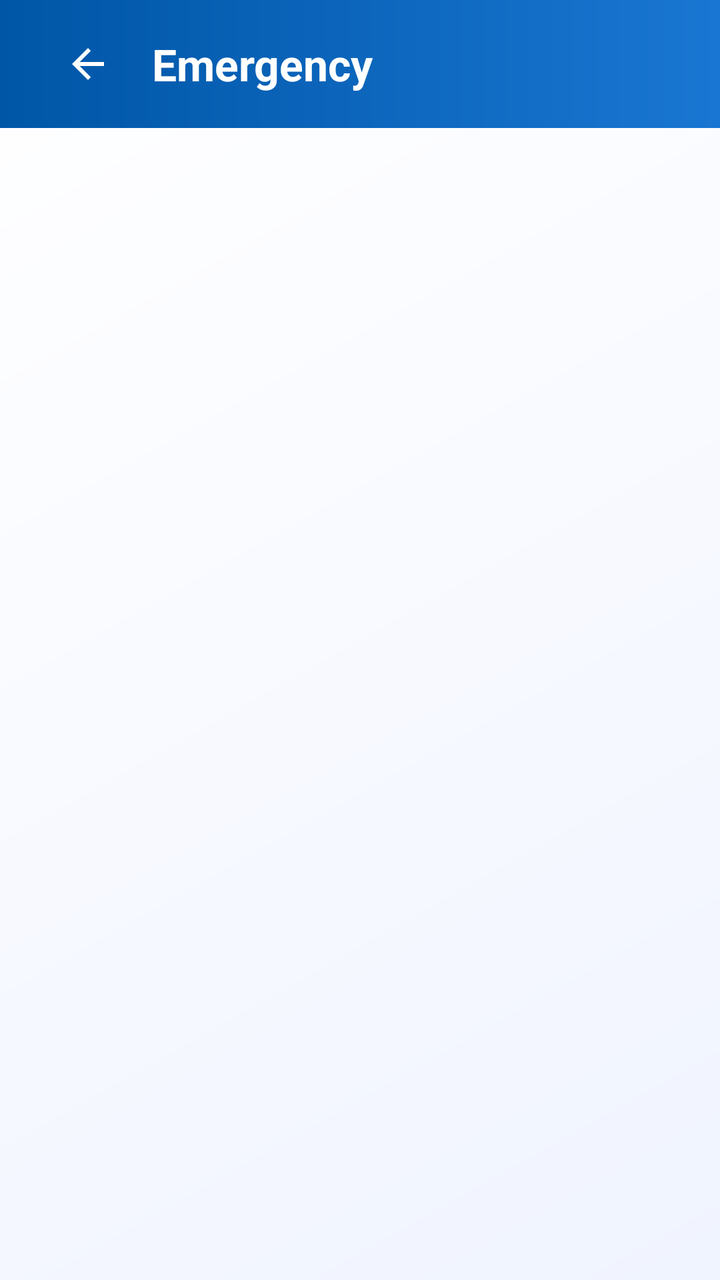
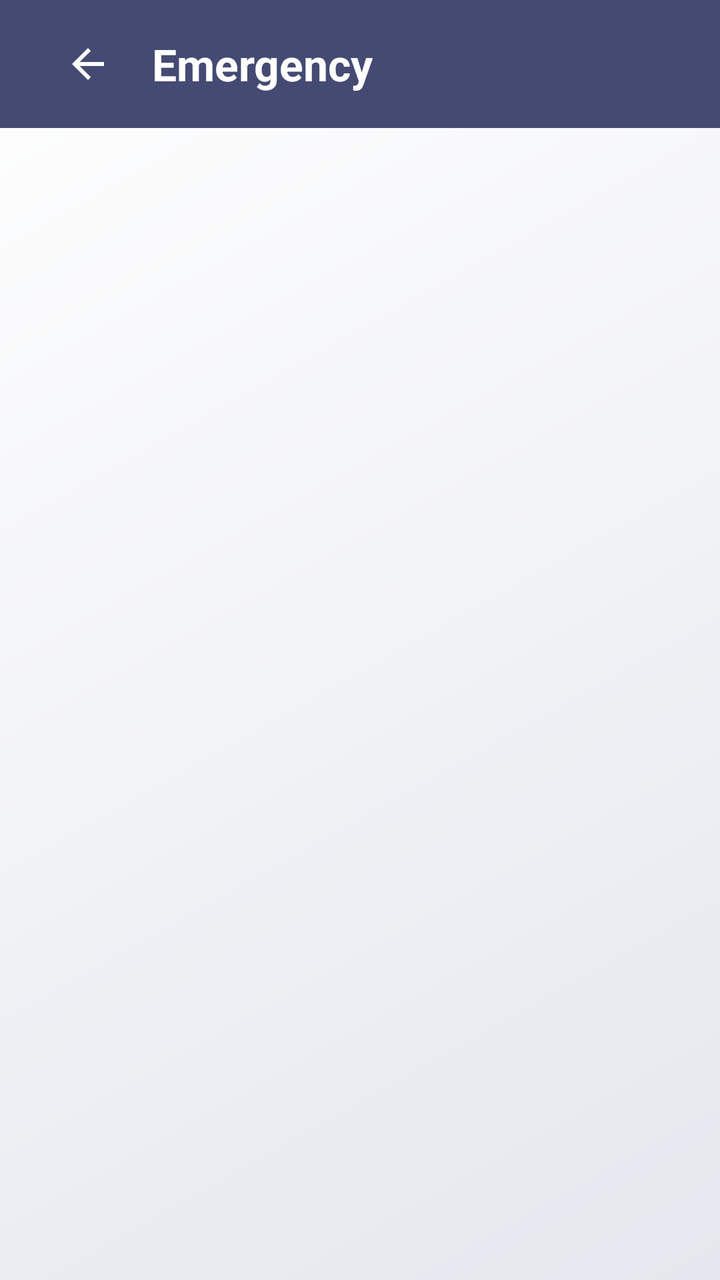

Before-and-after screenshots of an Android layout around one commit, followed by the original layout XML and the change that was made.
<!-- AndroidManifest.xml: application theme Theme.MyDUET -->
<!-- res/layout/activity_emergency.xml -->
<?xml version="1.0" encoding="utf-8"?>
<androidx.coordinatorlayout.widget.CoordinatorLayout xmlns:android="http://schemas.android.com/apk/res/android"
    xmlns:app="http://schemas.android.com/apk/res-auto"
    android:layout_width="match_parent"
    android:layout_height="match_parent"
    android:background="@drawable/bg_premium_gradient">

    <com.google.android.material.appbar.AppBarLayout
        android:layout_width="match_parent"
        android:layout_height="wrap_content"
        android:background="@drawable/bg_emergency_appbar_gradient"
        android:fitsSystemWindows="true"
        app:elevation="4dp">

        <com.google.android.material.appbar.MaterialToolbar
            android:id="@+id/toolbar"
            android:layout_width="match_parent"
            android:layout_height="64dp"
            android:paddingHorizontal="16dp"
            app:navigationIcon="@drawable/ic_back"
            app:navigationIconTint="@color/white_text"
            app:title="Emergency"
            app:titleTextColor="@color/white_text"
            app:titleCentered="false"
            app:contentInsetStartWithNavigation="0dp" />
    </com.google.android.material.appbar.AppBarLayout>

    <androidx.recyclerview.widget.RecyclerView
        android:id="@+id/rvEmergencyCategories"
        android:layout_width="match_parent"
        android:layout_height="match_parent"
        android:clipToPadding="false"
        android:paddingVertical="12dp"
        app:layout_behavior="@string/appbar_scrolling_view_behavior" />

</androidx.coordinatorlayout.widget.CoordinatorLayout>
<!-- resources referenced by this layout -->
<resources>
  <color name="white_text">#FFFFFF</color>
  <!-- drawable bg_emergency_appbar_gradient (drawable) -->
  <?xml version="1.0" encoding="utf-8"?>
  <shape xmlns:android="http://schemas.android.com/apk/res/android"
      android:shape="rectangle">
      <gradient
          android:angle="0"
          android:endColor="#1976D2"
          android:startColor="#0056A6"
          android:type="linear" />
  </shape>
  <!-- drawable bg_premium_gradient (drawable) -->
  <?xml version="1.0" encoding="utf-8"?>
  <shape xmlns:android="http://schemas.android.com/apk/res/android"
      android:shape="rectangle">
      <gradient
          android:angle="135"
          android:endColor="#FFFFFF"
          android:startColor="#F0F4FF"
          android:type="linear" />
  </shape>
  <style name="Theme.MyDUET" parent="Base.Theme.MyDUET">
          <item name="android:windowAnimationStyle">@style/ActivityAnimation</item>
      </style>
  <style name="Base.Theme.MyDUET" parent="Theme.Material3.DayNight.NoActionBar">
          
          <item name="colorPrimary">@color/md_theme_light_primary</item>
          <item name="colorOnPrimary">@color/md_theme_light_onPrimary</item>
          <item name="colorPrimaryContainer">@color/md_theme_light_primaryContainer</item>
          <item name="colorOnPrimaryContainer">@color/md_theme_light_onPrimaryContainer</item>
  
          <item name="colorSecondary">@color/md_theme_light_secondary</item>
          <item name="colorOnSecondary">@color/md_theme_light_onSecondary</item>
          <item name="colorSecondaryContainer">@color/md_theme_light_secondaryContainer</item>
          <item name="colorOnSecondaryContainer">@color/md_theme_light_onSecondaryContainer</item>
  
          <item name="android:windowBackground">@color/md_theme_light_background</item>
          <item name="colorSurface">@color/md_theme_light_surface</item>
          <item name="colorOnSurface">@color/md_theme_light_onSurface</item>
          <item name="colorSurfaceVariant">@color/md_theme_light_surfaceVariant</item>
          <item name="colorOnSurfaceVariant">@color/md_theme_light_onSurfaceVariant</item>
          <item name="colorOutline">@color/md_theme_light_outline</item>
  
          
          <item name="android:statusBarColor">@color/md_theme_light_background</item>
          <item name="android:windowLightStatusBar">true</item>
  
          
          <item name="textAppearanceHeadlineLarge">@style/TextAppearance.MyDUET.HeadlineLarge</item>
          <item name="textAppearanceTitleLarge">@style/TextAppearance.MyDUET.TitleLarge</item>
          <item name="textAppearanceBodyLarge">@style/TextAppearance.MyDUET.BodyLarge</item>
      </style>
  <color name="md_theme_light_primary">#005FB0</color>
  <color name="md_theme_light_onPrimary">#FFFFFF</color>
  <color name="md_theme_light_primaryContainer">#D5E3FF</color>
  <color name="md_theme_light_onPrimaryContainer">#001C3B</color>
  <color name="md_theme_light_secondary">#565E71</color>
  <color name="md_theme_light_onSecondary">#FFFFFF</color>
  <color name="md_theme_light_secondaryContainer">#DAE2F9</color>
  <color name="md_theme_light_onSecondaryContainer">#131C2C</color>
  <color name="md_theme_light_background">#F8F9FF</color>
  <color name="md_theme_light_surface">#FFFFFF</color>
  <color name="md_theme_light_onSurface">#1A1C1E</color>
  <color name="md_theme_light_surfaceVariant">#E0E2EC</color>
  <color name="md_theme_light_onSurfaceVariant">#44474E</color>
  <color name="md_theme_light_outline">#74777F</color>
  <style name="TextAppearance.MyDUET.TitleLarge" parent="TextAppearance.Material3.TitleLarge">
          <item name="android:textStyle">bold</item>
          <item name="android:textColor">?attr/colorOnSurface</item>
      </style>
  <style name="TextAppearance.MyDUET.BodyLarge" parent="TextAppearance.Material3.BodyLarge">
          <item name="android:textColor">?attr/colorOnSurfaceVariant</item>
      </style>
  <!-- unchanged entries left out for length: 3 -->
</resources>

<!-- the commit's change to res/layout/activity_emergency.xml (unified diff, before → after) -->
@@ -8,19 +8,20 @@
     <com.google.android.material.appbar.AppBarLayout
         android:layout_width="match_parent"
         android:layout_height="wrap_content"
-        android:background="@drawable/bg_emergency_appbar_gradient"
+        android:background="?attr/colorPrimary"
         android:fitsSystemWindows="true"
         app:elevation="4dp">
 
         <com.google.android.material.appbar.MaterialToolbar
+            android:background="?attr/colorPrimary"
             android:id="@+id/toolbar"
             android:layout_width="match_parent"
             android:layout_height="64dp"
             android:paddingHorizontal="16dp"
             app:navigationIcon="@drawable/ic_back"
-            app:navigationIconTint="@color/white_text"
+            app:navigationIconTint="?attr/colorOnPrimary"
             app:title="Emergency"
-            app:titleTextColor="@color/white_text"
+            app:titleTextColor="?attr/colorOnPrimary"
             app:titleCentered="false"
             app:contentInsetStartWithNavigation="0dp" />
     </com.google.android.material.appbar.AppBarLayout>
<!-- resource entries referenced after the edit -->
@@ -1,16 +1,5 @@
 <!-- resources referenced by this layout -->
 <resources>
-  <color name="white_text">#FFFFFF</color>
-  <!-- drawable bg_emergency_appbar_gradient (drawable) -->
-  <?xml version="1.0" encoding="utf-8"?>
-  <shape xmlns:android="http://schemas.android.com/apk/res/android"
-      android:shape="rectangle">
-      <gradient
-          android:angle="0"
-          android:endColor="#1976D2"
-          android:startColor="#0056A6"
-          android:type="linear" />
-  </shape>
   <!-- drawable bg_premium_gradient (drawable) -->
   <?xml version="1.0" encoding="utf-8"?>
   <shape xmlns:android="http://schemas.android.com/apk/res/android"
@@ -18,7 +7,7 @@
       <gradient
           android:angle="135"
           android:endColor="#FFFFFF"
-          android:startColor="#F0F4FF"
+          android:startColor="#E5E7EE"
           android:type="linear" />
   </shape>
   <style name="Theme.MyDUET" parent="Base.Theme.MyDUET">
@@ -44,26 +33,26 @@
           <item name="colorOutline">@color/md_theme_light_outline</item>
   
           
-          <item name="android:statusBarColor">@color/md_theme_light_background</item>
-          <item name="android:windowLightStatusBar">true</item>
+          <item name="android:statusBarColor">?attr/colorPrimary</item>
+          <item name="android:windowLightStatusBar">false</item>
   
           
           <item name="textAppearanceHeadlineLarge">@style/TextAppearance.MyDUET.HeadlineLarge</item>
           <item name="textAppearanceTitleLarge">@style/TextAppearance.MyDUET.TitleLarge</item>
           <item name="textAppearanceBodyLarge">@style/TextAppearance.MyDUET.BodyLarge</item>
       </style>
-  <color name="md_theme_light_primary">#005FB0</color>
+  <color name="md_theme_light_primary">#444A72</color>
   <color name="md_theme_light_onPrimary">#FFFFFF</color>
-  <color name="md_theme_light_primaryContainer">#D5E3FF</color>
-  <color name="md_theme_light_onPrimaryContainer">#001C3B</color>
-  <color name="md_theme_light_secondary">#565E71</color>
+  <color name="md_theme_light_primaryContainer">#DCE0EE</color>
+  <color name="md_theme_light_onPrimaryContainer">#14182B</color>
+  <color name="md_theme_light_secondary">#088BB3</color>
   <color name="md_theme_light_onSecondary">#FFFFFF</color>
-  <color name="md_theme_light_secondaryContainer">#DAE2F9</color>
-  <color name="md_theme_light_onSecondaryContainer">#131C2C</color>
-  <color name="md_theme_light_background">#F8F9FF</color>
+  <color name="md_theme_light_secondaryContainer">#D7EFF7</color>
+  <color name="md_theme_light_onSecondaryContainer">#00202C</color>
+  <color name="md_theme_light_background">#FFFFFF</color>
   <color name="md_theme_light_surface">#FFFFFF</color>
   <color name="md_theme_light_onSurface">#1A1C1E</color>
-  <color name="md_theme_light_surfaceVariant">#E0E2EC</color>
+  <color name="md_theme_light_surfaceVariant">#E2E4EE</color>
   <color name="md_theme_light_onSurfaceVariant">#44474E</color>
   <color name="md_theme_light_outline">#74777F</color>
   <style name="TextAppearance.MyDUET.TitleLarge" parent="TextAppearance.Material3.TitleLarge">
